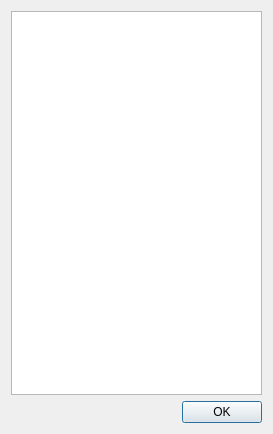
This is help_window.ui in smartslava/bronkhorst as Qt 5 draws it before an edit. The edited form follows.
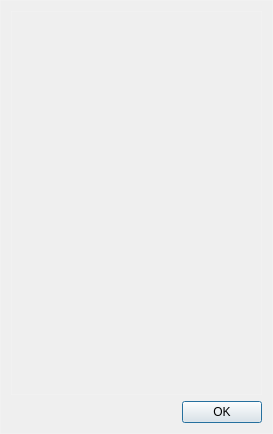
This is the edited form.

The edit to the form file:
```diff
--- a/help_window.ui
+++ b/help_window.ui
@@ -13,15 +13,36 @@
   <property name="windowTitle">
    <string>Dialog</string>
   </property>
+  <property name="styleSheet">
+   <string notr="true">QDialog {
+    /* Matches your text color: Faint white (0.2 alpha) */
+    color: rgba(255, 255, 255, 0.2);
+    
+    /* Matches your line width (1px) and color (25 alpha) */
+    border: 1px solid rgba(255, 255, 255, 25);
+}</string>
+  </property>
   <layout class="QVBoxLayout" name="verticalLayout">
    <item>
     <widget class="QTextEdit" name="help_text_edit">
+     <property name="styleSheet">
+      <string notr="true">QTextEdit {
+    /* 1. The Border Lines (Your specific setting) */
+    border: 1px solid rgba(255, 255, 255, 25);
+
+    /* 2. Make the box transparent so you only see the lines */
+    background-color: transparent;
+
+    /* 3. Text Color (Matches your group box example) */
+    color: rgba(255, 255, 255, 0.7);
+}</string>
+     </property>
      <property name="readOnly">
       <bool>true</bool>
      </property>
     </widget>
    </item>
-   <item>
+   <item alignment="Qt::AlignRight">
     <widget class="QDialogButtonBox" name="buttonBox">
      <property name="orientation">
       <enum>Qt::Horizontal</enum>
```
